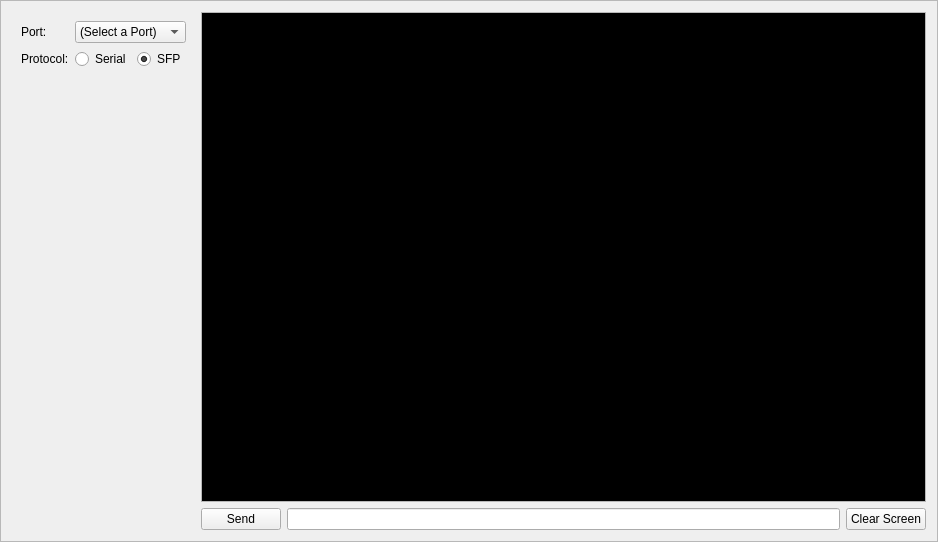
strawbot/TimbreTalk, file terminal.ui: the form before one commit.
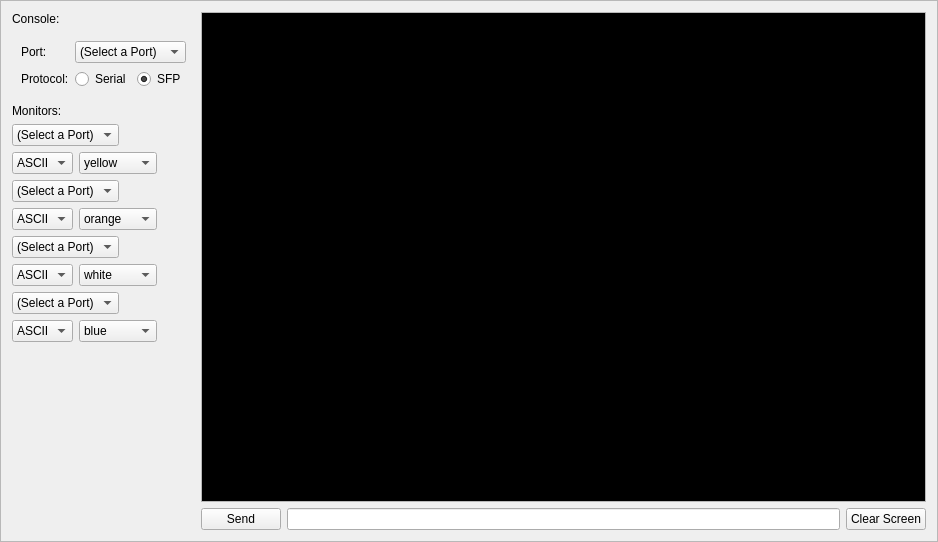
The form after the commit.

Commit message: added 4 monitor ports to terminal App; made changes to timbre talk to get it closer to working with new ports

What changed in the file:
```diff
--- a/terminal.ui
+++ b/terminal.ui
@@ -28,6 +28,13 @@
   <layout class="QHBoxLayout" name="horizontalLayout_3">
    <item>
     <layout class="QVBoxLayout" name="verticalLayout_2">
+     <item>
+      <widget class="QLabel" name="label_3">
+       <property name="text">
+        <string>Console:</string>
+       </property>
+      </widget>
+     </item>
      <item>
       <widget class="QWidget" name="widget" native="true">
        <property name="sizePolicy">
@@ -123,6 +130,413 @@
        </layout>
       </widget>
      </item>
+     <item>
+      <widget class="QLabel" name="label_17">
+       <property name="sizePolicy">
+        <sizepolicy hsizetype="Preferred" vsizetype="Preferred">
+         <horstretch>0</horstretch>
+         <verstretch>0</verstretch>
+        </sizepolicy>
+       </property>
+       <property name="text">
+        <string>Monitors:</string>
+       </property>
+      </widget>
+     </item>
+     <item>
+      <layout class="QFormLayout" name="formLayout">
+       <item row="0" column="0" colspan="2">
+        <widget class="QComboBox" name="MonitorPort1">
+         <property name="sizePolicy">
+          <sizepolicy hsizetype="Fixed" vsizetype="Fixed">
+           <horstretch>0</horstretch>
+           <verstretch>0</verstretch>
+          </sizepolicy>
+         </property>
+         <item>
+          <property name="text">
+           <string>(Select a Port)</string>
+          </property>
+         </item>
+        </widget>
+       </item>
+       <item row="1" column="0">
+        <widget class="QComboBox" name="MonitorFormat1">
+         <item>
+          <property name="text">
+           <string>ASCII</string>
+          </property>
+         </item>
+         <item>
+          <property name="text">
+           <string>Hex</string>
+          </property>
+         </item>
+         <item>
+          <property name="text">
+           <string>SFP</string>
+          </property>
+         </item>
+        </widget>
+       </item>
+       <item row="1" column="1">
+        <widget class="QComboBox" name="MonitorColor1">
+         <property name="sizePolicy">
+          <sizepolicy hsizetype="Fixed" vsizetype="Fixed">
+           <horstretch>0</horstretch>
+           <verstretch>0</verstretch>
+          </sizepolicy>
+         </property>
+         <property name="acceptDrops">
+          <bool>false</bool>
+         </property>
+         <property name="currentIndex">
+          <number>4</number>
+         </property>
+         <property name="maxVisibleItems">
+          <number>10</number>
+         </property>
+         <property name="frame">
+          <bool>true</bool>
+         </property>
+         <item>
+          <property name="text">
+           <string>white</string>
+          </property>
+         </item>
+         <item>
+          <property name="text">
+           <string>cyan</string>
+          </property>
+         </item>
+         <item>
+          <property name="text">
+           <string>blue</string>
+          </property>
+         </item>
+         <item>
+          <property name="text">
+           <string>green</string>
+          </property>
+         </item>
+         <item>
+          <property name="text">
+           <string>yellow</string>
+          </property>
+         </item>
+         <item>
+          <property name="text">
+           <string>orange</string>
+          </property>
+         </item>
+         <item>
+          <property name="text">
+           <string>magenta</string>
+          </property>
+         </item>
+         <item>
+          <property name="text">
+           <string>red</string>
+          </property>
+         </item>
+        </widget>
+       </item>
+      </layout>
+     </item>
+     <item>
+      <layout class="QFormLayout" name="formLayout_2">
+       <item row="0" column="0" colspan="2">
+        <widget class="QComboBox" name="MonitorPort2">
+         <property name="sizePolicy">
+          <sizepolicy hsizetype="Fixed" vsizetype="Fixed">
+           <horstretch>0</horstretch>
+           <verstretch>0</verstretch>
+          </sizepolicy>
+         </property>
+         <item>
+          <property name="text">
+           <string>(Select a Port)</string>
+          </property>
+         </item>
+        </widget>
+       </item>
+       <item row="1" column="0">
+        <widget class="QComboBox" name="MonitorFormat2">
+         <item>
+          <property name="text">
+           <string>ASCII</string>
+          </property>
+         </item>
+         <item>
+          <property name="text">
+           <string>Hex</string>
+          </property>
+         </item>
+         <item>
+          <property name="text">
+           <string>SFP</string>
+          </property>
+         </item>
+        </widget>
+       </item>
+       <item row="1" column="1">
+        <widget class="QComboBox" name="MonitorColor2">
+         <property name="sizePolicy">
+          <sizepolicy hsizetype="Fixed" vsizetype="Fixed">
+           <horstretch>0</horstretch>
+           <verstretch>0</verstretch>
+          </sizepolicy>
+         </property>
+         <property name="acceptDrops">
+          <bool>false</bool>
+         </property>
+         <property name="currentIndex">
+          <number>5</number>
+         </property>
+         <property name="maxVisibleItems">
+          <number>10</number>
+         </property>
+         <property name="frame">
+          <bool>true</bool>
+         </property>
+         <item>
+          <property name="text">
+           <string>white</string>
+          </property>
+         </item>
+         <item>
+          <property name="text">
+           <string>cyan</string>
+          </property>
+         </item>
+         <item>
+          <property name="text">
+           <string>blue</string>
+          </property>
+         </item>
+         <item>
+          <property name="text">
+           <string>green</string>
+          </property>
+         </item>
+         <item>
+          <property name="text">
+           <string>yellow</string>
+          </property>
+         </item>
+         <item>
+          <property name="text">
+           <string>orange</string>
+          </property>
+         </item>
+         <item>
+          <property name="text">
+           <string>magenta</string>
+          </property>
+         </item>
+         <item>
+          <property name="text">
+           <string>red</string>
+          </property>
+         </item>
+        </widget>
+       </item>
+      </layout>
+     </item>
+     <item>
+      <layout class="QFormLayout" name="formLayout_3">
+       <item row="0" column="0" colspan="2">
+        <widget class="QComboBox" name="MonitorPort3">
+         <property name="sizePolicy">
+          <sizepolicy hsizetype="Fixed" vsizetype="Fixed">
+           <horstretch>0</horstretch>
+           <verstretch>0</verstretch>
+          </sizepolicy>
+         </property>
+         <item>
+          <property name="text">
+           <string>(Select a Port)</string>
+          </property>
+         </item>
+        </widget>
+       </item>
+       <item row="1" column="0">
+        <widget class="QComboBox" name="MonitorFormat3">
+         <item>
+          <property name="text">
+           <string>ASCII</string>
+          </property>
+         </item>
+         <item>
+          <property name="text">
+           <string>Hex</string>
+          </property>
+         </item>
+         <item>
+          <property name="text">
+           <string>SFP</string>
+          </property>
+         </item>
+        </widget>
+       </item>
+       <item row="1" column="1">
+        <widget class="QComboBox" name="MonitorColor3">
+         <property name="sizePolicy">
+          <sizepolicy hsizetype="Fixed" vsizetype="Fixed">
+           <horstretch>0</horstretch>
+           <verstretch>0</verstretch>
+          </sizepolicy>
+         </property>
+         <property name="acceptDrops">
+          <bool>false</bool>
+         </property>
+         <property name="currentIndex">
+          <number>0</number>
+         </property>
+         <property name="frame">
+          <bool>true</bool>
+         </property>
+         <item>
+          <property name="text">
+           <string>white</string>
+          </property>
+         </item>
+         <item>
+          <property name="text">
+           <string>cyan</string>
+          </property>
+         </item>
+         <item>
+          <property name="text">
+           <string>blue</string>
+          </property>
+         </item>
+         <item>
+          <property name="text">
+           <string>green</string>
+          </property>
+         </item>
+         <item>
+          <property name="text">
+           <string>yellow</string>
+          </property>
+         </item>
+         <item>
+          <property name="text">
+           <string>orange</string>
+          </property>
+         </item>
+         <item>
+          <property name="text">
+           <string>magenta</string>
+          </property>
+         </item>
+         <item>
+          <property name="text">
+           <string>red</string>
+          </property>
+         </item>
+        </widget>
+       </item>
+      </layout>
+     </item>
+     <item>
+      <layout class="QFormLayout" name="formLayout_4">
+       <item row="0" column="0" colspan="2">
+        <widget class="QComboBox" name="MonitorPort4">
+         <property name="sizePolicy">
+          <sizepolicy hsizetype="Fixed" vsizetype="Fixed">
+           <horstretch>0</horstretch>
+           <verstretch>0</verstretch>
+          </sizepolicy>
+         </property>
+         <item>
+          <property name="text">
+           <string>(Select a Port)</string>
+          </property>
+         </item>
+        </widget>
+       </item>
+       <item row="1" column="0">
+        <widget class="QComboBox" name="MonitorFormat4">
+         <item>
+          <property name="text">
+           <string>ASCII</string>
+          </property>
+         </item>
+         <item>
+          <property name="text">
+           <string>Hex</string>
+          </property>
+         </item>
+         <item>
+          <property name="text">
+           <string>SFP</string>
+          </property>
+         </item>
+        </widget>
+       </item>
+       <item row="1" column="1">
+        <widget class="QComboBox" name="MonitorColor4">
+         <property name="sizePolicy">
+          <sizepolicy hsizetype="Fixed" vsizetype="Fixed">
+           <horstretch>0</horstretch>
+           <verstretch>0</verstretch>
+          </sizepolicy>
+         </property>
+         <property name="acceptDrops">
+          <bool>false</bool>
+         </property>
+         <property name="currentIndex">
+          <number>2</number>
+         </property>
+         <property name="frame">
+          <bool>true</bool>
+         </property>
+         <item>
+          <property name="text">
+           <string>white</string>
+          </property>
+         </item>
+         <item>
+          <property name="text">
+           <string>cyan</string>
+          </property>
+         </item>
+         <item>
+          <property name="text">
+           <string>blue</string>
+          </property>
+         </item>
+         <item>
+          <property name="text">
+           <string>green</string>
+          </property>
+         </item>
+         <item>
+          <property name="text">
+           <string>yellow</string>
+          </property>
+         </item>
+         <item>
+          <property name="text">
+           <string>orange</string>
+          </property>
+         </item>
+         <item>
+          <property name="text">
+           <string>magenta</string>
+          </property>
+         </item>
+         <item>
+          <property name="text">
+           <string>red</string>
+          </property>
+         </item>
+        </widget>
+       </item>
+      </layout>
+     </item>
      <item>
       <spacer name="verticalSpacer">
        <property name="orientation">
```
The commit also changes 5 other files.
